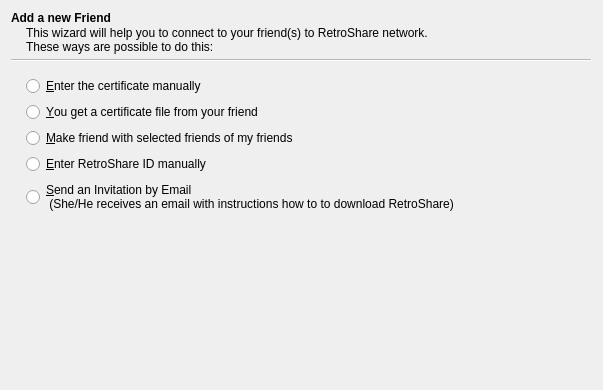
Before: the Qt Designer form retroshare-gui/src/gui/connect/ConnectFriendWizard.ui in RetroShare/RetroShare, drawn with Qt 5; both pictures show x 0 to 603 and y 0 to 390 of the 603 by 624 pixel window.
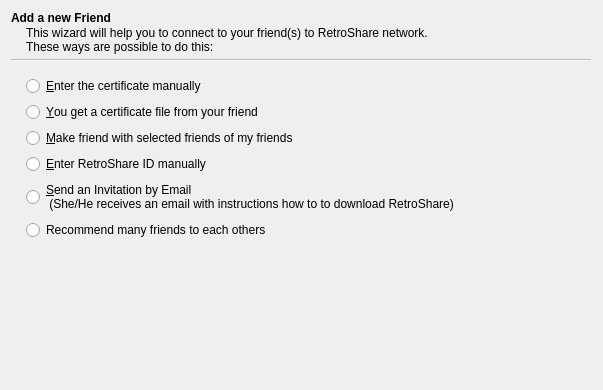
After: the same form once the commit is applied. Icons and pictures are not drawn. Custom widgets are drawn as their Qt base class.

Commit message: Moved friend recommendations into the ConnectFriendWizard Updated english translation

```diff
--- a/retroshare-gui/src/gui/connect/ConnectFriendWizard.ui
+++ b/retroshare-gui/src/gui/connect/ConnectFriendWizard.ui
@@ -64,6 +64,13 @@
       </property>
      </widget>
     </item>
+    <item>
+     <widget class="QRadioButton" name="friendRecommendationsRadioButton">
+      <property name="text">
+       <string>Recommend many friends to each others</string>
+      </property>
+     </widget>
+    </item>
    </layout>
   </widget>
   <widget class="ConnectFriendPage" name="TextPage">
@@ -970,6 +977,12 @@
    <header>gui/connect/ConnectFriendWizard.h</header>
    <container>1</container>
   </customwidget>
+  <customwidget>
+   <class>FriendSelectionWidget</class>
+   <extends>QWidget</extends>
+   <header>gui/common/FriendSelectionWidget.h</header>
+   <container>1</container>
+  </customwidget>
  </customwidgets>
  <resources>
   <include location="../images.qrc"/>
```
Left out of the diff: 55 changed lines with no effect on the pictures. The commit also changes 12 other files.
